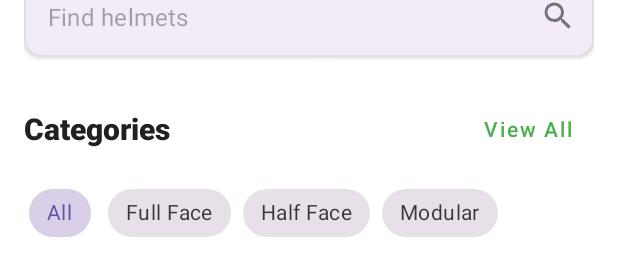
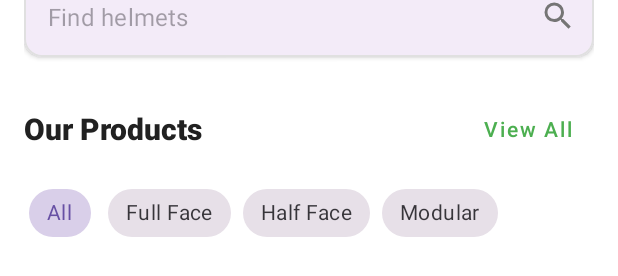
Before and after one commit to leekongvine123/PRM-HELMET, an Android app: the layout fragment_home.xml on its own in the app's theme, with its tools: preview values and no code run, on a phone screen of 412 x 824 dp. Shown: the part 230-506 px from the top of the screen. Run offline under Robolectric (Android 15) with nearby library versions, the phone set to English and light mode, and no system bars.

Commit message:
update white bg

```diff
--- a/app/src/main/res/layout/activity_helmet_detail.xml
+++ b/app/src/main/res/layout/activity_helmet_detail.xml
@@ -4,7 +4,9 @@
     xmlns:tools="http://schemas.android.com/tools"
     android:layout_width="match_parent"
     android:layout_height="wrap_content"
-    android:padding="16dp">
+    android:padding="16dp"
+    android:background="@android:color/white"
+    >
 
     <!-- Back Button -->
     <ImageButton
--- a/app/src/main/res/layout/fragment_home.xml
+++ b/app/src/main/res/layout/fragment_home.xml
@@ -67,7 +67,7 @@
             android:layout_width="0dp"
             android:layout_height="wrap_content"
             android:layout_weight="1"
-            android:text="Categories"
+            android:text="Our Products"
             android:textSize="20sp"
             android:textStyle="bold"
             android:textColor="#212121"
```
